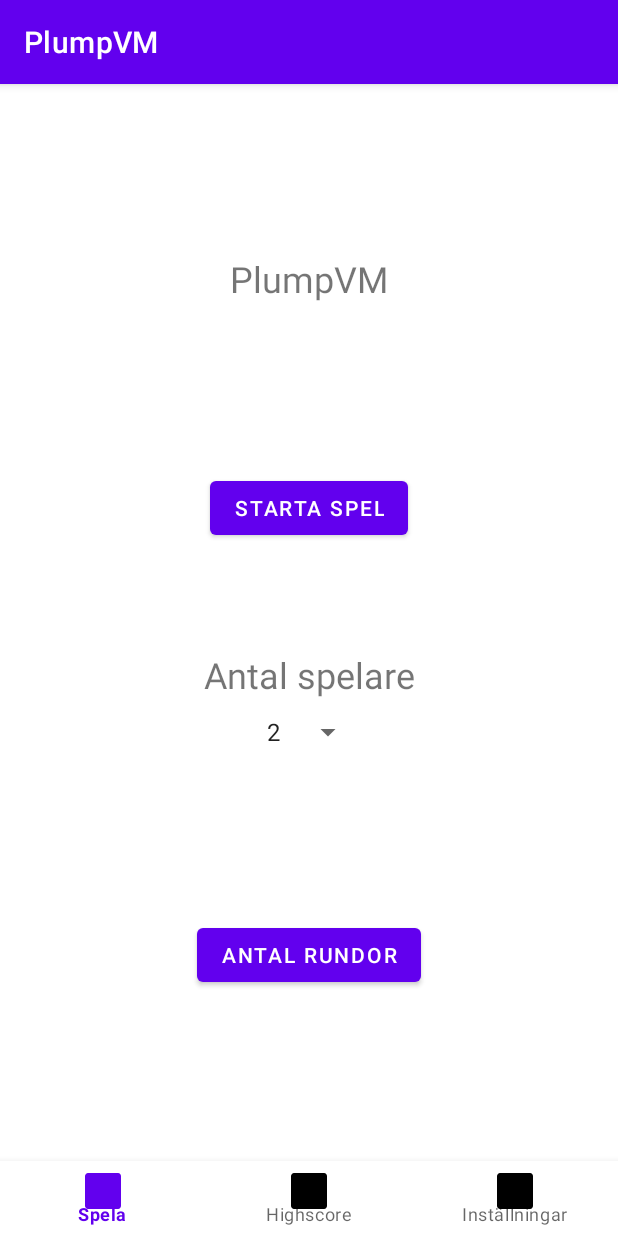
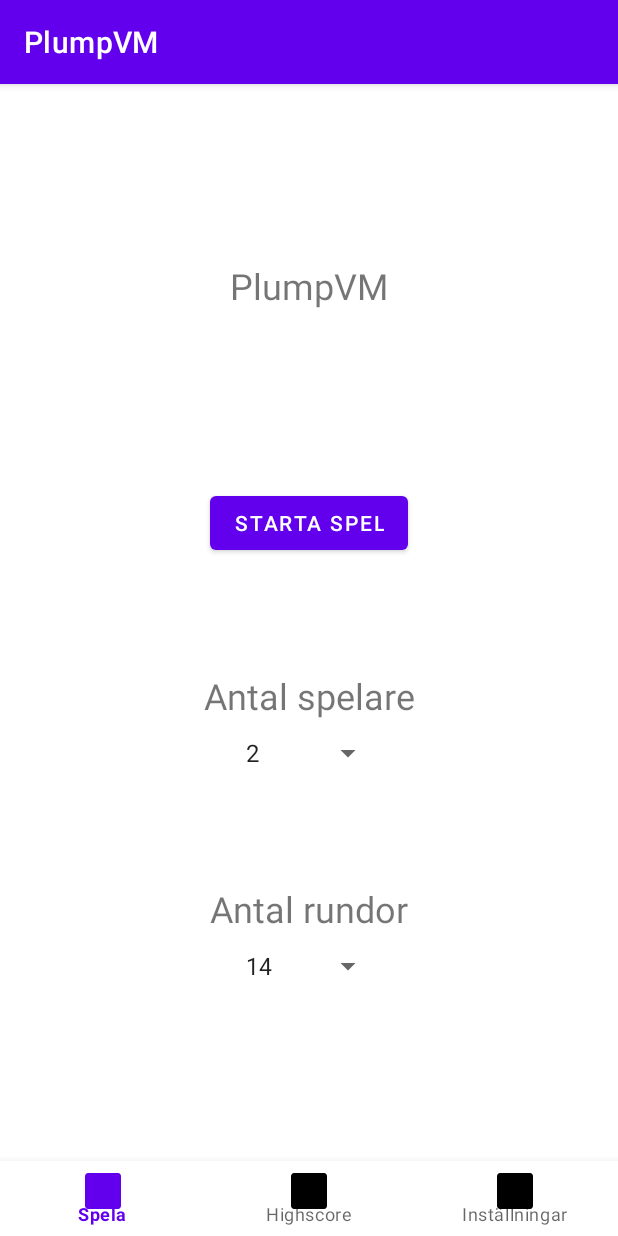
Before and after one commit to Falco1997/PlumpVM, an Android app: the screen it shows after launch (MainActivity), on a phone screen of 412 x 824 dp. Run offline under Robolectric (Android 15) with nearby library versions, the phone set to English and light mode, and no system bars.

Commit message:
Sends size correctly to gameActivity

```diff
--- a/app/src/main/AndroidManifest.xml
+++ b/app/src/main/AndroidManifest.xml
@@ -9,7 +9,8 @@
         android:roundIcon="@mipmap/ic_launcher_round"
         android:supportsRtl="true"
         android:theme="@style/Theme.PlumpVM">
-        <activity android:name=".fragments.HighScore"></activity>
+        <activity android:name=".activities.GameActivity" android:screenOrientation="landscape"></activity>
+        <activity android:name=".fragments.HighScore" />
         <activity android:name=".fragments.StartGame" />
         <activity android:name=".activities.MainActivity">
             <intent-filter>
--- a/app/src/main/java/com/example/plumpvm/fragments/StartGameFragment.kt
+++ b/app/src/main/java/com/example/plumpvm/fragments/StartGameFragment.kt
@@ -1,17 +1,21 @@
 package com.example.plumpvm.fragments
 
+import android.content.Intent
 import android.os.Bundle
+import android.util.Log
 import androidx.fragment.app.Fragment
 import android.view.LayoutInflater
 import android.view.View
 import android.view.ViewGroup
-import com.example.plumpvm.R
+import android.widget.AdapterView
+import com.example.plumpvm.activities.GameActivity
 import com.example.plumpvm.databinding.FragmentStartGameBinding
 
 class StartGameFragment : Fragment() {
 
     companion object {
-
+        private const val NUMBER_OF_PLAYERS = "NUMBER_OF_PLAYERS"
+        private const val NUMBER_OF_ROUNDS = "NUMBER_OF_ROUNDS"
     }
 
     lateinit var binding: FragmentStartGameBinding
@@ -34,7 +38,15 @@ class StartGameFragment : Fragment() {
     override fun onViewCreated(view: View, savedInstanceState: Bundle?) {
         super.onViewCreated(view, savedInstanceState)
 
-
+        binding.fragmentStartGameButtonStartGame.setOnClickListener {
+            val startGameIntent = Intent(context, GameActivity::class.java).apply {
+                Log.d("plumpDebug", binding.fragmentStartGameSpinnerNumberOfPlayers.selectedItem.toString())
+                Log.d("plumpDebug", binding.fragmentStartGameSpinnerNumberOfRounds.selectedItem.toString())
+                putExtra(NUMBER_OF_PLAYERS, binding.fragmentStartGameSpinnerNumberOfPlayers.selectedItem.toString())
+                putExtra(NUMBER_OF_ROUNDS, binding.fragmentStartGameSpinnerNumberOfRounds.selectedItem.toString())
+            }
+            startActivity(startGameIntent)
+        }
 
     }
 
--- a/app/src/main/res/layout/fragment_start_game.xml
+++ b/app/src/main/res/layout/fragment_start_game.xml
@@ -41,18 +41,29 @@
         android:id="@+id/fragment_start_game_spinner_number_of_players"
         android:layout_width="wrap_content"
         android:layout_height="wrap_content"
-        android:text="Antal spelare"
         android:entries="@array/numberOfPlayers"
+        android:minWidth="100dp"
         app:layout_constraintEnd_toEndOf="parent"
         app:layout_constraintStart_toStartOf="parent"
-        app:layout_constraintBottom_toTopOf="@id/fragment_start_game_button_number_of_rounds"
+        app:layout_constraintBottom_toTopOf="@id/fragment_start_game_spinner_number_of_rounds"
         app:layout_constraintTop_toBottomOf="@+id/fragment_start_game_button_start_game" />
 
-    <Button
-        android:id="@+id/fragment_start_game_button_number_of_rounds"
+    <TextView
+        android:id="@+id/fragment_start_game_text_view_number_of_rounds"
         android:layout_width="wrap_content"
         android:layout_height="wrap_content"
         android:text="Antal rundor"
+        android:textSize="24dp"
+        android:layout_margin="10dp"
+        app:layout_constraintBottom_toTopOf="@+id/fragment_start_game_spinner_number_of_rounds"
+        app:layout_constraintEnd_toEndOf="parent"
+        app:layout_constraintStart_toStartOf="parent" />
+    <Spinner
+        android:id="@+id/fragment_start_game_spinner_number_of_rounds"
+        android:layout_width="wrap_content"
+        android:layout_height="wrap_content"
+        android:entries="@array/numberOfRounds"
+        android:minWidth="100dp"
         app:layout_constraintBottom_toBottomOf="parent"
         app:layout_constraintEnd_toEndOf="parent"
         app:layout_constraintStart_toStartOf="parent"
--- a/app/src/main/res/values/strings.xml
+++ b/app/src/main/res/values/strings.xml
@@ -6,4 +6,8 @@
         <item>4</item>
         <item>5</item>
     </string-array>
+    <string-array name="numberOfRounds">
+        <item>14</item>
+        <item>7</item>
+    </string-array>
 </resources>
```
Also changed, not shown: app/src/main/java/com/example/plumpvm/activities/GameActivity.kt (added, +32 -0 lines), app/src/main/res/layout/activity_game.xml (added, +31 -0 lines).
